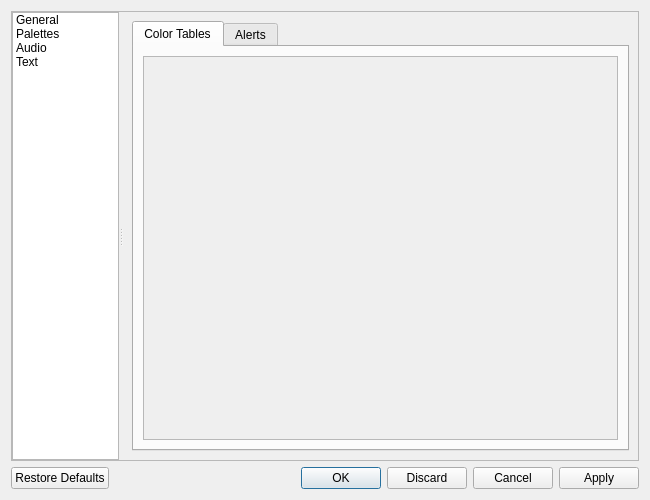
Before: the Qt Designer form scwx-qt/source/scwx/qt/ui/settings_dialog.ui in dpaulat/supercell-wx, drawn with Qt 5.
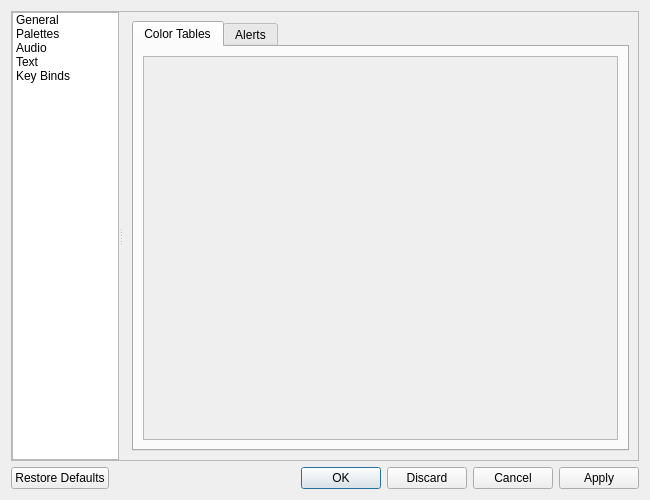
After: the same form once the commit is applied. The open tabs and pages were chosen to show the change. Icons and pictures are not drawn.

Commit message: Add Key Binds tab to Settings Dialog

```diff
--- a/scwx-qt/source/scwx/qt/ui/settings_dialog.ui
+++ b/scwx-qt/source/scwx/qt/ui/settings_dialog.ui
@@ -13,8 +13,8 @@
   <property name="windowTitle">
    <string>Settings</string>
   </property>
-  <layout class="QVBoxLayout" name="verticalLayout">
-   <item>
+  <layout class="QGridLayout" name="gridLayout_11">
+   <item row="0" column="0">
     <widget class="QFrame" name="frame">
      <property name="frameShape">
       <enum>QFrame::StyledPanel</enum>
@@ -95,6 +95,15 @@
             <normaloff>:/res/icons/font-awesome-6/font-solid.svg</normaloff>:/res/icons/font-awesome-6/font-solid.svg</iconset>
           </property>
          </item>
+         <item>
+          <property name="text">
+           <string>Key Binds</string>
+          </property>
+          <property name="icon">
+           <iconset resource="../../../../scwx-qt.qrc">
+            <normaloff>:/res/icons/font-awesome-6/keyboard-regular.svg</normaloff>:/res/icons/font-awesome-6/keyboard-regular.svg</iconset>
+          </property>
+         </item>
         </widget>
         <widget class="QStackedWidget" name="stackedWidget">
          <property name="sizePolicy">
```
Left out of the diff: 35 changed lines with no effect on the pictures.
